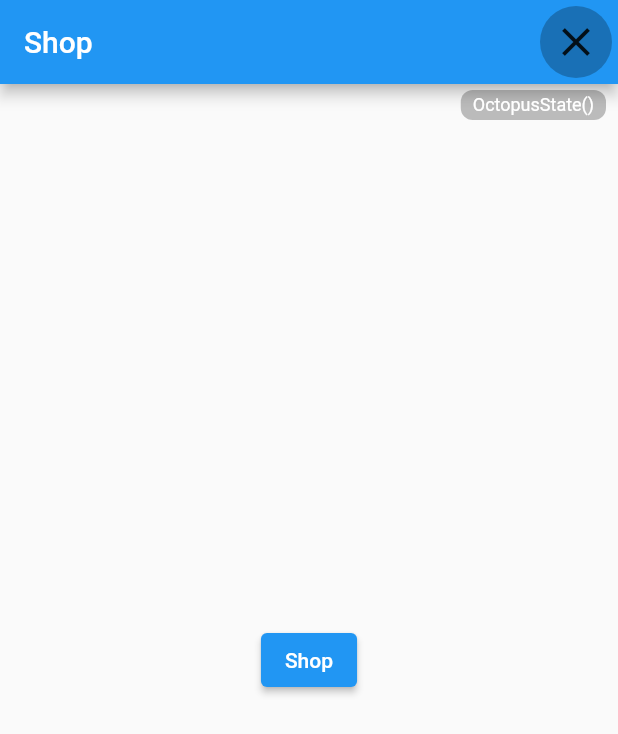
After one commit to PlugFox/router, a Flutter app: the screen it shows after launch, after a tap on the "close" icon, on a phone screen of 412 x 824 dp. The commit adds this screen. Shown: the top 734 px of the screen. Run offline on Flutter 3.47's test engine with Material 2 defaults, Android fonts, the phone set to English and light mode, and no system bars; missing offline and left inert: dart:html.

Commit message:
Add OctopusStateObserver

```diff
--- a/example/lib/src/common/widget/app.dart
+++ b/example/lib/src/common/widget/app.dart
@@ -6,6 +6,7 @@ import 'package:octopus/octopus.dart';
 
 import '../localization/localization.dart';
 import '../router/routes.dart';
+import 'octopus_state_observer.dart';
 
 /// {@template app}
 /// App widget
@@ -41,10 +42,9 @@ class _AppState extends State<App> {
         supportedLocales: Localization.supportedLocales,
         builder: (context, child) => MediaQuery(
           data: MediaQuery.of(context).copyWith(textScaleFactor: 1),
-          child: Banner(
-            message: 'PREVIEW',
-            location: BannerLocation.topEnd,
-            child: child,
+          child: OctopusStateObserver(
+            observer: Octopus.instance.stateObserver,
+            child: child ?? const SizedBox.shrink(),
           ),
         ),
       );
--- /dev/null
+++ b/example/lib/src/common/widget/octopus_state_observer.dart
@@ -0,0 +1,150 @@
+import 'package:flutter/foundation.dart';
+import 'package:flutter/material.dart';
+import 'package:octopus/octopus.dart';
+
+/// {@template octopus_state_observer}
+/// OctopusStateObserver widget.
+/// {@endtemplate}
+class OctopusStateObserver extends StatelessWidget {
+  /// {@macro octopus_state_observer}
+  const OctopusStateObserver({
+    required this.observer,
+    required this.child,
+    super.key,
+  });
+
+  final ValueListenable<OctopusState> observer;
+
+  /// The widget below this widget in the tree.
+  final Widget child;
+
+  @override
+  Widget build(BuildContext context) => Stack(
+        children: <Widget>[
+          Positioned.fill(child: child),
+          Positioned.fill(
+            child: Overlay(
+              initialEntries: <OverlayEntry>[
+                OverlayEntry(
+                  builder: (context) => Padding(
+                    padding: EdgeInsets.only(
+                      top: MediaQuery.paddingOf(context).top + 4,
+                      right: 4,
+                    ),
+                    child: const _OctopusStateObserver$Button(),
+                  ),
+                ),
+              ],
+            ),
+          ),
+        ],
+      );
+}
+
+class _OctopusStateObserver$Button extends StatefulWidget {
+  const _OctopusStateObserver$Button();
+
+  @override
+  State<_OctopusStateObserver$Button> createState() =>
+      __OctopusStateObserver$ButtonState();
+}
+
+/// State for widget _OctopusStateObserver$Button.
+class __OctopusStateObserver$ButtonState
+    extends State<_OctopusStateObserver$Button> {
+  final LayerLink _layerLink = LayerLink();
+  OverlayEntry? _overlayEntry;
+  void _showTooltip(OverlayState overlay) {
+    _hideTooltip();
+    overlay.insert(
+      _overlayEntry = OverlayEntry(
+        builder: (context) => Align(
+          alignment: Alignment.topRight,
+          child: CompositedTransformFollower(
+            link: _layerLink,
+            offset: const Offset(-4, 8),
+            targetAnchor: Alignment.bottomRight,
+            followerAnchor: Alignment.topRight,
+            showWhenUnlinked: false,
+            child: Material(
+              color: Colors.black.withOpacity(0.25),
+              shape: const RoundedRectangleBorder(
+                borderRadius: BorderRadius.all(Radius.circular(8)),
+              ),
+              child: Padding(
+                padding: const EdgeInsets.symmetric(
+                  horizontal: 8,
+                  vertical: 4,
+                ),
+                child: ValueListenableBuilder<OctopusState>(
+                  valueListenable: context
+                      .findAncestorWidgetOfExactType<OctopusStateObserver>()!
+                      .observer,
+                  builder: (context, state, _) => Text(
+                    state.toString(),
+                    maxLines: 1,
+                    overflow: TextOverflow.ellipsis,
+                    style: const TextStyle(
+                      height: 1,
+                      color: Colors.white,
+                      fontSize: 12,
+                    ),
+                  ),
+                ),
+              ),
+            ),
+          ),
+        ),
+      ),
+    );
+  }
+
+  void _hideTooltip() {
+    if (_overlayEntry == null) return;
+    _overlayEntry?.remove();
+    _overlayEntry = null;
+  }
+
+  @override
+  Widget build(BuildContext context) => Align(
+        alignment: Alignment.topRight,
+        child: Material(
+          color: Colors.black.withOpacity(0.25),
+          shape: const CircleBorder(),
+          child: SizedBox.square(
+            dimension: 48,
+            child: CompositedTransformTarget(
+              link: _layerLink,
+              child: ValueListenableBuilder<OctopusState>(
+                valueListenable: context
+                    .findAncestorWidgetOfExactType<OctopusStateObserver>()!
+                    .observer,
+                builder: (context, state, _) => StatefulBuilder(
+                    builder: (context, setState) => IconButton(
+                          splashRadius: 24,
+                          iconSize: 32,
+                          icon: AnimatedCrossFade(
+                            duration: const Duration(milliseconds: 250),
+                            crossFadeState: _overlayEntry != null
+                                ? CrossFadeState.showFirst
+                                : CrossFadeState.showSecond,
+                            firstChild: const Icon(
+                              Icons.close_outlined,
+                            ),
+                            secondChild: const Icon(
+                              Icons.info_outline,
+                              key: ValueKey('icon#info'),
+                            ),
+                          ),
+                          onPressed: () => setState(
+                            () => _overlayEntry != null
+                                ? _hideTooltip()
+                                : _showTooltip(Overlay.of(context)),
+                          ),
+                        )),
+              ),
+            ),
+          ),
+        ),
+      );
+}
--- a/lib/src/controller/octopus.dart
+++ b/lib/src/controller/octopus.dart
@@ -1,12 +1,13 @@
+import 'package:flutter/foundation.dart';
 import 'package:flutter/widgets.dart';
 import 'package:meta/meta.dart';
-import 'package:octopus/src/widget/octopus_navigator.dart';
 
 import '../parser/information_parser.dart';
 import '../provider/information_provider.dart';
 import '../route/octopus_route.dart';
 import '../state/octopus_state.dart';
 import 'octopus_delegate.dart';
+import 'octopus_singleton.dart';
 
 /// {@template octopus}
 /// The main class of the package.
@@ -28,7 +29,7 @@ abstract class Octopus {
 
   /// Get last used [Octopus] instance if it exists and is not disposed.
   /// {@macro octopus}
-  static Octopus get instance => OctopusNavigator.$controller;
+  static Octopus get instance => $octopusSingleton;
 
   /// Get controller from the closest instance of this class
   /// that encloses the given context.
@@ -36,14 +37,20 @@ abstract class Octopus {
   /// [listen] - whether to listen to changes in the [Octopus] state.
   ///
   /// {@macro octopus}
-  static Octopus of(BuildContext context, {bool listen = false}) =>
-      OctopusNavigator.of(context, listen: listen);
+  static Octopus of(BuildContext context, {bool listen = false}) {
+    if (listen) Router.of<OctopusState>(context);
+    return instance;
+  }
 
   /// A convenient bundle to configure a [Router] widget.
   final RouterConfig<OctopusState> config;
 
   /// Current state.
   OctopusState get state;
+
+  /// State observer,
+  /// which can be used to listen to changes in the [OctopusState].
+  ValueListenable<OctopusState> get stateObserver;
 
   /// Set new state and rebuild the navigation tree if needed.
   void setState(OctopusState Function(OctopusState state) change);
@@ -89,7 +96,9 @@ class OctopusImpl extends Octopus
       routerDelegate: routerDelegate,
       backButtonDispatcher: backButtonDispatcher,
     );
-    return controller.._delegate.$controller = controller;
+    // Set controller to the state observer and singleton.
+    return $octopusSingleton = controller
+      ..stateObserver.$controller = controller;
   }
 
   OctopusImpl._({
@@ -97,7 +106,7 @@ class OctopusImpl extends Octopus
     required RouteInformationProvider routeInformationProvider,
     required RouteInformationParser<OctopusState> routeInformationParser,
     required BackButtonDispatcher backButtonDispatcher,
-  })  : _delegate = routerDelegate,
+  })  : stateObserver = routerDelegate,
         super._(
           config: RouterConfig<OctopusState>(
             routeInformationProvider: routeInformationProvider,
@@ -108,24 +117,25 @@ class OctopusImpl extends Octopus
         );
 
   @override
-  final OctopusDelegate _delegate;
+  OctopusState get state => stateObserver.currentConfiguration;
 
   @override
-  OctopusState get state => _delegate.currentConfiguration;
+  final OctopusDelegate stateObserver;
 }
 
 mixin _OctopusDelegateOwner on Octopus {
-  abstract final OctopusDelegate _delegate;
+  @override
+  abstract final OctopusDelegate stateObserver;
 }
 
 mixin _OctopusNavigationMixin on _OctopusDelegateOwner, Octopus {
   @override
   void setState(OctopusState Function(OctopusState state) change) =>
-      _delegate.setNewRoutePath(change(state));
+      stateObserver.setNewRoutePath(change(state));
 
   @override
   void navigate(String location) => config.routeInformationParser
       ?.parseRouteInformation(RouteInformation(location: location))
-      .then<void>(_delegate.setNewRoutePath)
+      .then<void>(stateObserver.setNewRoutePath)
       .ignore();
 }
--- a/lib/src/controller/octopus_delegate.dart
+++ b/lib/src/controller/octopus_delegate.dart
@@ -8,7 +8,8 @@ import '../state/octopus_state.dart';
 import 'octopus.dart';
 
 /// Octopus delegate.
-class OctopusDelegate extends RouterDelegate<OctopusState> with ChangeNotifier {
+class OctopusDelegate extends RouterDelegate<OctopusState>
+    with ChangeNotifier, _OctopusStateObserver {
   /// Octopus delegate.
   OctopusDelegate({
     String? restorationScopeId = 'octopus',
@@ -44,21 +45,15 @@ class OctopusDelegate extends RouterDelegate<OctopusState> with ChangeNotifier {
   @internal
   set $controller(Octopus controller) => _controller = controller;
 
-  /// Current configuration.
-  OctopusState? _currentConfiguration;
-
   /// Has initial configuration and initialisated.
   @protected
-  bool get hasConfiguration => _currentConfiguration != null;
+  bool get hasConfiguration => _value != null;
 
+  /// Current configuration.
   @override
-  OctopusState get currentConfiguration {
-    final state = _currentConfiguration;
-    _onError?.call(
-        UnsupportedError('Initial configuration not set'), StackTrace.current);
-    if (state == null) throw UnsupportedError('Initial configuration not set');
-    return state;
-  }
+  OctopusState get currentConfiguration => _handleErrors(() {
+        return value;
+      });
 
   /// WidgetApp's navigator.
   NavigatorState? get navigator => _modalObserver.navigator;
@@ -66,14 +61,15 @@ class OctopusDelegate extends RouterDelegate<OctopusState> with ChangeNotifier {
 
   @override
   Future<void> setNewRoutePath(covariant OctopusState configuration) {
+    _handleErrors(() {
       OctopusState? newConfiguration = configuration;
       if (configuration is InvalidOctopusState) {
-      newConfiguration = _currentConfiguration;
+        newConfiguration = _value;
         _onError?.call(configuration.error, configuration.stackTrace);
       } else {
         final error = configuration.validate();
         if (error != null) {
-        newConfiguration = _currentConfiguration;
+          newConfiguration = _value;
           _onError?.call(error, StackTrace.current);
         }
       }
@@ -86,8 +82,9 @@ class OctopusDelegate extends RouterDelegate<OctopusState> with ChangeNotifier {
       //  return SynchronousFuture<void>(null);
       //}
 
-    _currentConfiguration = newConfiguration;
+      changeState(newConfiguration);
       notifyListeners();
+    }, (_, __) {});
 
     // Use [SynchronousFuture] so that the initial url is processed
     // synchronously and remove unwanted initial animations on deep-linking
@@ -103,12 +100,12 @@ class OctopusDelegate extends RouterDelegate<OctopusState> with ChangeNotifier {
       setNewRoutePath(configuration);
 
   @override
-  Future<bool> popRoute() {
+  Future<bool> popRoute() => _handleErrors(() {
         final nav = navigator;
         assert(nav != null, 'Navigator is not attached to the OctopusDelegate');
         if (nav == null) return SynchronousFuture<bool>(false);
         return nav.maybePop();
-  }
+      });
 
   @override
   Widget build(BuildContext context) => OctopusNavigator(
@@ -125,15 +122,19 @@ class OctopusDelegate extends RouterDelegate<OctopusState> with ChangeNotifier {
         onUnknownRoute: _onUnknownRoute,
       );
 
-  bool _onPopPage(Route<Object?> route, Object? result) {
+  bool _onPopPage(Route<Object?> route, Object? result) => _handleErrors(
+        () {
           if (!route.didPop(result)) return false;
-    final popped = _currentConfiguration?.maybePop();
+          final popped = value.maybePop();
           if (popped == null) return false;
           setNewRoutePath(popped);
           return true;
-  }
+        },
+        (_, __) => false,
+      );
 
-  Route<Object?>? _onUnknownRoute(RouteSettings settings) {
+  Route<Object?>? _onUnknownRoute(RouteSettings settings) => _handleErrors(
+        () {
           final route = _notFound?.call(settings);
           if (route != null) return route;
           _onError?.call(
@@ -141,12 +142,14 @@ class OctopusDelegate extends RouterDelegate<OctopusState> with ChangeNotifier {
             StackTrace.current,
           );
           return null;
-  }
+        },
+        (_, __) => null,
+      );
 
-  List<Page<Object?>> _buildPages(BuildContext context) {
-    final state = _currentConfiguration;
+  List<Page<Object?>> _buildPages(BuildContext context) => _handleErrors(() {
+        final state = value;
         Iterable<Page<Object?>> pageGenerator() sync* {
-      if (state == null || state is InvalidOctopusState) return;
+          if (state is InvalidOctopusState) return;
           for (final node in state) {
             yield node.route.buildPage(context, node.arguments);
           }
@@ -154,14 +157,12 @@ class OctopusDelegate extends RouterDelegate<OctopusState> with ChangeNotifier {
 
         final pages = pageGenerator().toList();
         if (pages.isNotEmpty) return pages;
-
+        throw FlutterError('The Navigator.pages must not be empty to use the '
+            'Navigator.pages API');
+      }, (_, stackTrace) {
         const errorMessage = 'The Navigator.pages must not be empty to use the '
             'Navigator.pages API';
         final error = FlutterError(errorMessage);
-    _onError?.call(
-      error,
-      StackTrace.current,
-    );
         return <Page<Object?>>[
           MaterialPage(
             child: Scaffold(
@@ -174,9 +175,43 @@ class OctopusDelegate extends RouterDelegate<OctopusState> with ChangeNotifier {
             ),
             arguments: <String, Object?>{
               'message': errorMessage,
-          'error': error,
+              'error': Error.safeToString(error),
+              'stack': stackTrace.toString(),
             },
           )
         ];
+      });
+
+  T _handleErrors<T>(
+    T Function() callback, [
+    T Function(Object error, StackTrace stackTrace)? fallback,
+  ]) {
+    try {
+      return callback();
+    } on Object catch (e, s) {
+      _onError?.call(e, s);
+      if (fallback == null) rethrow;
+      return fallback(e, s);
     }
   }
+}
+
+mixin _OctopusStateObserver
+    on RouterDelegate<OctopusState>, ChangeNotifier
+    implements ValueListenable<OctopusState> {
+  @protected
+  @nonVirtual
+  OctopusState? _value;
+
+  @override
+  OctopusState get value =>
+      _value ?? (throw UnsupportedError('Initial configuration not set'));
+
+  @protected
+  @nonVirtual
+  void changeState(OctopusState? state) {
+    if (state == null) return;
+    _value = state;
+    notifyListeners();
+  }
+}
```
Also changed, not shown: example/lib/src/common/util/logging.dart (+7 -4 lines), lib/src/controller/octopus_singleton.dart (added, +18 -0 lines), lib/src/widget/octopus_navigator.dart (+10 -16 lines). Lines whose indentation alone changed are shown as unchanged.
